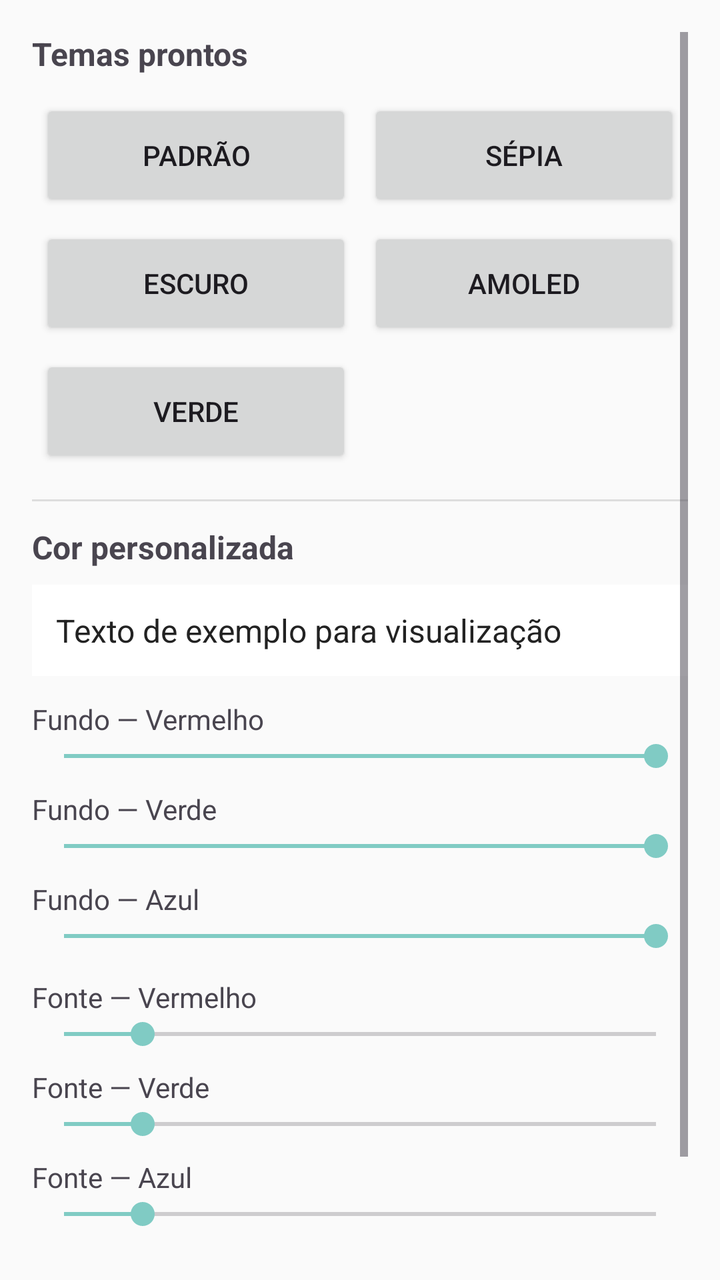
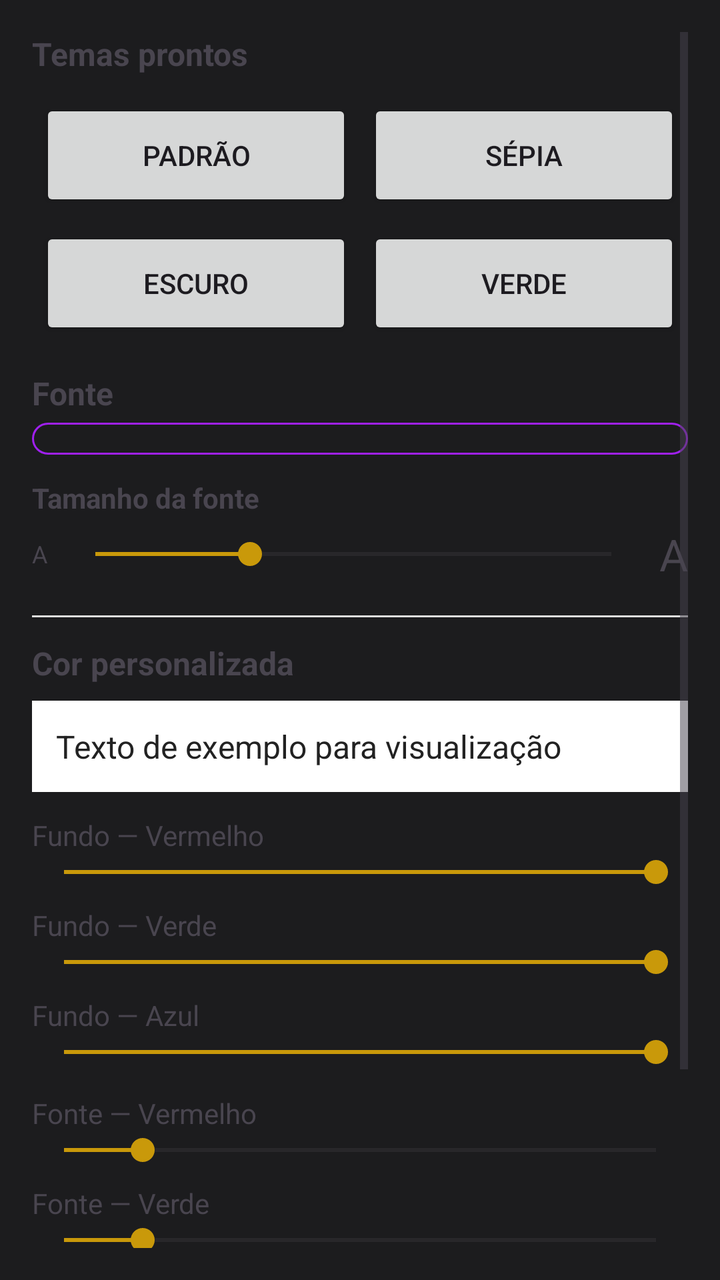

The first picture is an Android layout as it rendered before a commit; the second is the same layout after the commit. The layout source and the unified diff follow.
<!-- AndroidManifest.xml: application theme Theme.EpubReader -->
<!-- res/layout/bottom_sheet_theme.xml -->
<?xml version="1.0" encoding="utf-8"?>
<ScrollView xmlns:android="http://schemas.android.com/apk/res/android"
    android:layout_width="match_parent"
    android:layout_height="wrap_content"
    android:padding="16dp">

    <LinearLayout
        android:layout_width="match_parent"
        android:layout_height="wrap_content"
        android:orientation="vertical">

        <TextView
            android:text="Temas prontos"
            android:textStyle="bold"
            android:textSize="16sp"
            android:layout_width="wrap_content"
            android:layout_height="wrap_content"
            android:layout_marginBottom="8dp"/>

        <GridLayout
            android:layout_width="match_parent"
            android:layout_height="wrap_content"
            android:columnCount="2"
            android:rowCount="3"
            android:useDefaultMargins="true">

            <Button android:id="@+id/btnThemeDefault"
                android:layout_width="0dp" android:layout_height="56dp"
                android:layout_columnWeight="1" android:text="Padrão"/>
            <Button android:id="@+id/btnThemeSepia"
                android:layout_width="0dp" android:layout_height="56dp"
                android:layout_columnWeight="1" android:text="Sépia"/>
            <Button android:id="@+id/btnThemeDark"
                android:layout_width="0dp" android:layout_height="56dp"
                android:layout_columnWeight="1" android:text="Escuro"/>
            <Button android:id="@+id/btnThemeAmoled"
                android:layout_width="0dp" android:layout_height="56dp"
                android:layout_columnWeight="1" android:text="AMOLED"/>
            <Button android:id="@+id/btnThemeGreen"
                android:layout_width="0dp" android:layout_height="56dp"
                android:layout_columnWeight="1" android:text="Verde"/>
        </GridLayout>

        <View
            android:layout_width="match_parent"
            android:layout_height="1dp"
            android:background="#DDDDDD"
            android:layout_marginTop="12dp"
            android:layout_marginBottom="12dp"/>

        <TextView
            android:text="Cor personalizada"
            android:textStyle="bold"
            android:textSize="16sp"
            android:layout_width="wrap_content"
            android:layout_height="wrap_content"
            android:layout_marginBottom="8dp"/>

        <TextView
            android:id="@+id/previewText"
            android:text="Texto de exemplo para visualização"
            android:padding="12dp"
            android:textSize="16sp"
            android:layout_width="match_parent"
            android:layout_height="wrap_content"
            android:layout_marginBottom="12dp"
            android:background="#FFFFFF"
            android:textColor="#222222"/>

        <TextView android:text="Fundo — Vermelho"
            android:layout_width="wrap_content" android:layout_height="wrap_content"/>
        <SeekBar android:id="@+id/seekBgR" android:max="255" android:progress="255"
            android:layout_width="match_parent" android:layout_height="wrap_content"
            android:layout_marginBottom="8dp"/>

        <TextView android:text="Fundo — Verde"
            android:layout_width="wrap_content" android:layout_height="wrap_content"/>
        <SeekBar android:id="@+id/seekBgG" android:max="255" android:progress="255"
            android:layout_width="match_parent" android:layout_height="wrap_content"
            android:layout_marginBottom="8dp"/>

        <TextView android:text="Fundo — Azul"
            android:layout_width="wrap_content" android:layout_height="wrap_content"/>
        <SeekBar android:id="@+id/seekBgB" android:max="255" android:progress="255"
            android:layout_width="match_parent" android:layout_height="wrap_content"
            android:layout_marginBottom="12dp"/>

        <TextView android:text="Fonte — Vermelho"
            android:layout_width="wrap_content" android:layout_height="wrap_content"/>
        <SeekBar android:id="@+id/seekFgR" android:max="255" android:progress="34"
            android:layout_width="match_parent" android:layout_height="wrap_content"
            android:layout_marginBottom="8dp"/>

        <TextView android:text="Fonte — Verde"
            android:layout_width="wrap_content" android:layout_height="wrap_content"/>
        <SeekBar android:id="@+id/seekFgG" android:max="255" android:progress="34"
            android:layout_width="match_parent" android:layout_height="wrap_content"
            android:layout_marginBottom="8dp"/>

        <TextView android:text="Fonte — Azul"
            android:layout_width="wrap_content" android:layout_height="wrap_content"/>
        <SeekBar android:id="@+id/seekFgB" android:max="255" android:progress="34"
            android:layout_width="match_parent" android:layout_height="wrap_content"
            android:layout_marginBottom="12dp"/>

        <Button
            android:id="@+id/btnApplyCustom"
            android:text="Aplicar cor personalizada"
            android:layout_width="match_parent"
            android:layout_height="wrap_content"
            android:layout_marginBottom="16dp"/>

    </LinearLayout>
</ScrollView>
<!-- resources referenced by this layout -->
<resources>
  <style name="Theme.EpubReader" parent="Theme.Material3.DayNight.NoActionBar">
  
          
          <item name="colorPrimary">@color/purple_500</item>
          <item name="colorOnPrimary">@color/white</item>
          <item name="colorPrimaryContainer">@color/purple_100</item>
          <item name="colorOnPrimaryContainer">@color/purple_900</item>
  
          <item name="colorSecondary">@color/teal_200</item>
          <item name="colorOnSecondary">@color/black</item>
          <item name="colorSecondaryContainer">@color/teal_100</item>
          <item name="colorOnSecondaryContainer">@color/teal_900</item>
  
          
          <item name="colorSurface">@color/white</item>
          <item name="colorOnSurface">@color/gray_900</item>
          <item name="colorSurfaceVariant">@color/gray_100</item>
          <item name="colorOnSurfaceVariant">@color/gray_700</item>
  
          
          <item name="android:colorBackground">@color/gray_50</item>
          <item name="colorOnBackground">@color/gray_900</item>
  
          
          <item name="android:statusBarColor">?attr/colorSurface</item>
          <item name="android:navigationBarColor">?attr/colorSurface</item>
          <item name="android:windowLightStatusBar">true</item>
  
          
          <item name="textAppearanceBodyLarge">@style/TextAppearance.EpubReader.BodyLarge</item>
      </style>
  <color name="purple_500">#9C27B0</color>
  <color name="white">#FFFFFF</color>
  <color name="purple_100">#EDE7F6</color>
  <color name="purple_900">#4A148C</color>
  <color name="teal_200">#80CBC4</color>
  <color name="black">#000000</color>
  <color name="teal_100">#E0F2F1</color>
  <color name="teal_900">#004D40</color>
  <color name="gray_900">#212121</color>
  <color name="gray_100">#F5F5F5</color>
  <color name="gray_700">#616161</color>
  <color name="gray_50">#FAFAFA</color>
  <style name="TextAppearance.EpubReader.BodyLarge" parent="TextAppearance.Material3.BodyLarge">
          <item name="android:textSize">16sp</item>
      </style>
</resources>

<!-- the commit's change to res/layout/bottom_sheet_theme.xml (unified diff, before → after) -->
@@ -21,7 +21,6 @@
             android:layout_width="match_parent"
             android:layout_height="wrap_content"
             android:columnCount="2"
-            android:rowCount="3"
             android:useDefaultMargins="true">
 
             <Button android:id="@+id/btnThemeDefault"
@@ -33,19 +32,73 @@
             <Button android:id="@+id/btnThemeDark"
                 android:layout_width="0dp" android:layout_height="56dp"
                 android:layout_columnWeight="1" android:text="Escuro"/>
-            <Button android:id="@+id/btnThemeAmoled"
-                android:layout_width="0dp" android:layout_height="56dp"
-                android:layout_columnWeight="1" android:text="AMOLED"/>
             <Button android:id="@+id/btnThemeGreen"
                 android:layout_width="0dp" android:layout_height="56dp"
                 android:layout_columnWeight="1" android:text="Verde"/>
         </GridLayout>
 
+        <TextView
+            android:text="Fonte"
+            android:textStyle="bold"
+            android:textSize="16sp"
+            android:layout_width="wrap_content"
+            android:layout_height="wrap_content"
+            android:layout_marginTop="12dp"
+            android:layout_marginBottom="4dp"/>
+
+        <Spinner
+            android:id="@+id/spinnerFont"
+            android:layout_width="match_parent"
+            android:layout_height="wrap_content"
+            android:layout_marginBottom="12dp"
+            android:background="@drawable/bg_spinner"
+            android:padding="8dp"/>
+
+        <TextView
+            android:text="Tamanho da fonte"
+            android:textStyle="bold"
+            android:textSize="14sp"
+            android:layout_width="wrap_content"
+            android:layout_height="wrap_content"
+            android:layout_marginBottom="4dp"/>
+
+        <LinearLayout
+            android:layout_width="match_parent"
+            android:layout_height="wrap_content"
+            android:orientation="horizontal"
+            android:gravity="center_vertical"
+            android:layout_marginBottom="12dp">
+
+            <TextView
+                android:text="A"
+                android:textSize="12sp"
+                android:layout_width="wrap_content"
+                android:layout_height="wrap_content"
+                android:layout_marginEnd="8dp"/>
+
+            <SeekBar
+                android:id="@+id/seekFontSize"
+                android:layout_width="0dp"
+                android:layout_height="wrap_content"
+                android:layout_weight="1"
+                android:min="12"
+                android:max="32"
+                android:progress="18"/>
+
+            <TextView
+                android:text="A"
+                android:textSize="22sp"
+                android:layout_width="wrap_content"
+                android:layout_height="wrap_content"
+                android:layout_marginStart="8dp"/>
+
+        </LinearLayout>
+
         <View
             android:layout_width="match_parent"
             android:layout_height="1dp"
             android:background="#DDDDDD"
-            android:layout_marginTop="12dp"
+            android:layout_marginTop="4dp"
             android:layout_marginBottom="12dp"/>
 
         <TextView
<!-- resource entries referenced after the edit -->
@@ -1,50 +1,36 @@
 <!-- resources referenced by this layout -->
 <resources>
-  <style name="Theme.EpubReader" parent="Theme.Material3.DayNight.NoActionBar">
-  
-          
-          <item name="colorPrimary">@color/purple_500</item>
+  <!-- drawable bg_spinner (drawable) -->
+  <?xml version="1.0" encoding="utf-8"?>
+  <shape xmlns:android="http://schemas.android.com/apk/res/android"
+      android:shape="rectangle">
+      <stroke android:width="1dp" android:color="#A020F0"/>
+      <corners android:radius="8dp"/>
+      <solid android:color="@android:color/transparent"/>
+  </shape>
+  <style name="Theme.EpubReader" parent="Theme.EpubReader.Dark" />
+  <style name="Theme.EpubReader.Dark" parent="Theme.Material3.DayNight.NoActionBar">
+          <item name="colorPrimary">@color/dark_primary</item>
           <item name="colorOnPrimary">@color/white</item>
-          <item name="colorPrimaryContainer">@color/purple_100</item>
-          <item name="colorOnPrimaryContainer">@color/purple_900</item>
-  
-          <item name="colorSecondary">@color/teal_200</item>
-          <item name="colorOnSecondary">@color/black</item>
-          <item name="colorSecondaryContainer">@color/teal_100</item>
-          <item name="colorOnSecondaryContainer">@color/teal_900</item>
-  
-          
-          <item name="colorSurface">@color/white</item>
-          <item name="colorOnSurface">@color/gray_900</item>
-          <item name="colorSurfaceVariant">@color/gray_100</item>
-          <item name="colorOnSurfaceVariant">@color/gray_700</item>
-  
-          
-          <item name="android:colorBackground">@color/gray_50</item>
-          <item name="colorOnBackground">@color/gray_900</item>
-  
-          
-          <item name="android:statusBarColor">?attr/colorSurface</item>
-          <item name="android:navigationBarColor">?attr/colorSurface</item>
-          <item name="android:windowLightStatusBar">true</item>
-  
-          
-          <item name="textAppearanceBodyLarge">@style/TextAppearance.EpubReader.BodyLarge</item>
+          <item name="colorPrimaryContainer">@color/dark_details</item>
+          <item name="colorOnPrimaryContainer">@color/dark_text</item>
+          <item name="colorSecondary">@color/dark_details</item>
+          <item name="colorOnSecondary">@color/dark_text</item>
+          <item name="colorSurface">@color/dark_toolbar</item>
+          <item name="colorOnSurface">@color/dark_text</item>
+          <item name="colorSurfaceVariant">@color/dark_toolbar</item>
+          <item name="colorOnSurfaceVariant">@color/dark_text</item>
+          <item name="android:colorBackground">@color/dark_background</item>
+          <item name="colorOnBackground">@color/dark_text</item>
+          <item name="android:statusBarColor">@color/dark_toolbar</item>
+          <item name="android:navigationBarColor">@color/dark_toolbar</item>
+          <item name="android:windowLightStatusBar">false</item>
       </style>
-  <color name="purple_500">#9C27B0</color>
+  <color name="dark_primary">#6B47CB</color>
   <color name="white">#FFFFFF</color>
-  <color name="purple_100">#EDE7F6</color>
-  <color name="purple_900">#4A148C</color>
-  <color name="teal_200">#80CBC4</color>
-  <color name="black">#000000</color>
-  <color name="teal_100">#E0F2F1</color>
-  <color name="teal_900">#004D40</color>
-  <color name="gray_900">#212121</color>
-  <color name="gray_100">#F5F5F5</color>
-  <color name="gray_700">#616161</color>
-  <color name="gray_50">#FAFAFA</color>
-  <style name="TextAppearance.EpubReader.BodyLarge" parent="TextAppearance.Material3.BodyLarge">
-          <item name="android:textSize">16sp</item>
-      </style>
+  <color name="dark_details">#C9990A</color>
+  <color name="dark_text">#F5F0E8</color>
+  <color name="dark_toolbar">#2A2250</color>
+  <color name="dark_background">#1C1C1E</color>
 </resources>
 
